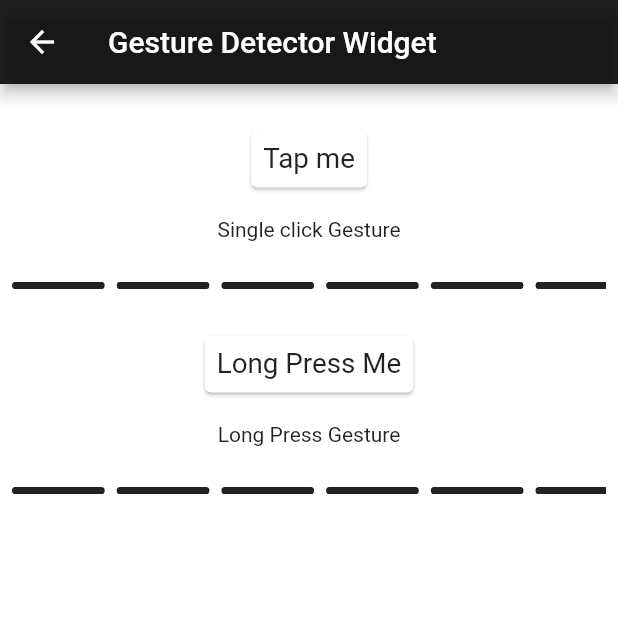
After one commit to Alpha17-2/flutter_widgets, a Flutter app: the GestureDetector_Widget screen opened directly, on a phone screen of 412 x 824 dp, the top half of it. The commit adds this screen. Run offline on Flutter 3.47's test engine with Material 2 defaults, Android fonts, the phone set to English and light mode, and no system bars; our stand-ins replace ionicons.

Commit message:
New widget - GestureDetector

```diff
--- a/lib/Screens/homeScreen.dart
+++ b/lib/Screens/homeScreen.dart
@@ -1,6 +1,7 @@
 import 'package:flutter/material.dart';
 import 'package:flutter_widgets/Model/widgetDetail.dart';
 import 'package:flutter_widgets/Widgets/Container_Widget.dart';
+import 'package:flutter_widgets/Widgets/GestureDetector_Widget.dart';
 import 'package:flutter_widgets/Widgets/Text_Widget.dart';
 import 'package:flutter_widgets/helper/DeviceSize.dart';
 import '../Widgets/Stack_Widget.dart';
@@ -10,6 +11,7 @@ class homeScreen extends StatelessWidget {
     Text_Widget(),
     Container_Widget(),
     Stack_Widget(),
+    GestureDetector_Widget(),
   ];
   final List<widgetDetail> widgetDetailList = [
     widgetDetail(
@@ -22,11 +24,16 @@ class homeScreen extends StatelessWidget {
         title: 'Stack',
         subtitle:
             'A widget that positions it\'s children related to the edges of it\'s box.'),
+    widgetDetail(
+      title: 'GestureDetector',
+      subtitle: 'A widget that detects gestures.',
+    ),
   ];
   @override
   Widget build(BuildContext context) {
     return Scaffold(
       appBar: AppBar(
+        backgroundColor: Colors.black87,
         title: Text('Common Flutter Widgets'),
       ),
       body: Container(
--- a/lib/Widgets/Container_Widget.dart
+++ b/lib/Widgets/Container_Widget.dart
@@ -19,6 +19,7 @@ class Container_Widget extends StatelessWidget {
       ),
 
       appBar: AppBar(
+        backgroundColor: Colors.black87,
         title: Text('Container Widget'),
       ),
       body: Container(
--- /dev/null
+++ b/lib/Widgets/GestureDetector_Widget.dart
@@ -0,0 +1,105 @@
+import 'package:flutter/material.dart';
+import 'package:flutter_widgets/helper/DeviceSize.dart';
+import 'package:flutter_widgets/helper/helpingMethods.dart';
+
+class GestureDetector_Widget extends StatelessWidget {
+  SnackBar snackBar = SnackBar(
+    content: Text('Successful', style: TextStyle(color: Colors.white)),
+  );
+
+  @override
+  Widget build(BuildContext context) {
+    return Scaffold(
+      appBar: AppBar(
+        backgroundColor: Colors.black87,
+        title: Text('Gesture Detector Widget'),
+      ),
+      body: Container(
+        height: displayHeight(context),
+        width: displayWidth(context),
+        color: Colors.white,
+        child: Column(
+          mainAxisAlignment: MainAxisAlignment.start,
+          children: [
+            Container(
+              height: displayHeight(context) * 0.16,
+              width: displayWidth(context),
+              // color: Colors.blue,
+              child: Column(
+                mainAxisAlignment: MainAxisAlignment.center,
+                //crossAxisAlignment: CrossAxisAlignment.start,
+                children: [
+                  GestureDetector(
+                    onTap: () {
+                      ScaffoldMessenger.of(context).showSnackBar(snackBar);
+                    },
+                    child: Card(
+                      child: Padding(
+                        padding: const EdgeInsets.all(8.0),
+                        child: Text(
+                          'Tap me',
+                          style: TextStyle(
+                              fontSize: displayWidth(context) * 0.045),
+                        ),
+                      ),
+                    ),
+                  ),
+                  Opacity(
+                    opacity: 0.0,
+                    child: Divider(),
+                  ),
+                  Text('Single click Gesture')
+                ],
+              ),
+            ),
+            Container(
+                height: displayHeight(context) * 0.006,
+                width: displayWidth(context),
+                child: Padding(
+                  padding: const EdgeInsets.only(left: 8.0, right: 8.0),
+                  child: linebreakAnimation(context),
+                )),
+            Container(
+              height: displayHeight(context) * 0.16,
+              width: displayWidth(context),
+              // color: Colors.blue,
+              child: Column(
+                mainAxisAlignment: MainAxisAlignment.center,
+                //crossAxisAlignment: CrossAxisAlignment.start,
+                children: [
+                  GestureDetector(
+                    onLongPress: () {
+                      ScaffoldMessenger.of(context).showSnackBar(snackBar);
+                    },
+                    child: Card(
+                      child: Padding(
+                        padding: const EdgeInsets.all(8.0),
+                        child: Text(
+                          'Long Press Me',
+                          style: TextStyle(
+                              fontSize: displayWidth(context) * 0.045),
+                        ),
+                      ),
+                    ),
+                  ),
+                  Opacity(
+                    opacity: 0.0,
+                    child: Divider(),
+                  ),
+                  Text('Long Press Gesture')
+                ],
+              ),
+            ),
+            Container(
+                height: displayHeight(context) * 0.006,
+                width: displayWidth(context),
+                child: Padding(
+                  padding: const EdgeInsets.only(left: 8.0, right: 8.0),
+                  child: linebreakAnimation(context),
+                )),
+          ],
+        ),
+      ),
+    );
+  }
+}
--- a/lib/Widgets/Text_Widget.dart
+++ b/lib/Widgets/Text_Widget.dart
@@ -15,6 +15,7 @@ class Text_Widget extends StatelessWidget {
       ),
 
       appBar: AppBar(
+        backgroundColor: Colors.black87,
         title: Text('Text Widget'),
       ),
       body: Container(
--- a/lib/helper/helpingMethods.dart
+++ b/lib/helper/helpingMethods.dart
@@ -1,3 +1,6 @@
+import 'package:flutter/cupertino.dart';
+import 'package:flutter/material.dart';
+import 'package:flutter_widgets/helper/DeviceSize.dart';
 import 'package:url_launcher/url_launcher.dart';
 
 redirectToCode(String url) async {
@@ -7,3 +10,27 @@ redirectToCode(String url) async {
     throw 'Could not launch $url';
   }
 }
+
+Widget linebreakAnimation(context){
+
+  return ListView.builder(
+
+    scrollDirection: Axis.horizontal,
+    itemBuilder: (context, index) {
+    return Padding(
+      padding: const EdgeInsets.only(right:8.0),
+      child: Container(
+        height: displayHeight(context)*0.02,
+        width: displayWidth(context)*0.15,
+        decoration: BoxDecoration(
+          borderRadius: BorderRadius.circular(15),
+          color: Colors.black87,
+        ),
+      ),
+    );
+  },itemCount: 6,
+  );
+
+
+
+}
--- a/lib/main.dart
+++ b/lib/main.dart
@@ -9,7 +9,7 @@ class MyApp extends StatelessWidget {
     return MaterialApp(
       home: homeScreen(),
       debugShowCheckedModeBanner: false,
-      theme: ThemeData.dark(),
+    //  theme: ThemeData.dark(),
     );
   }
 }
```
